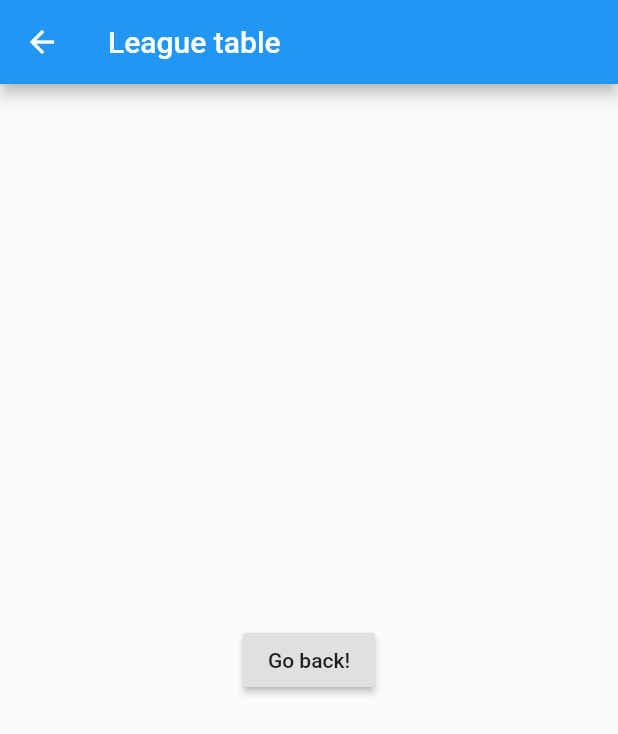
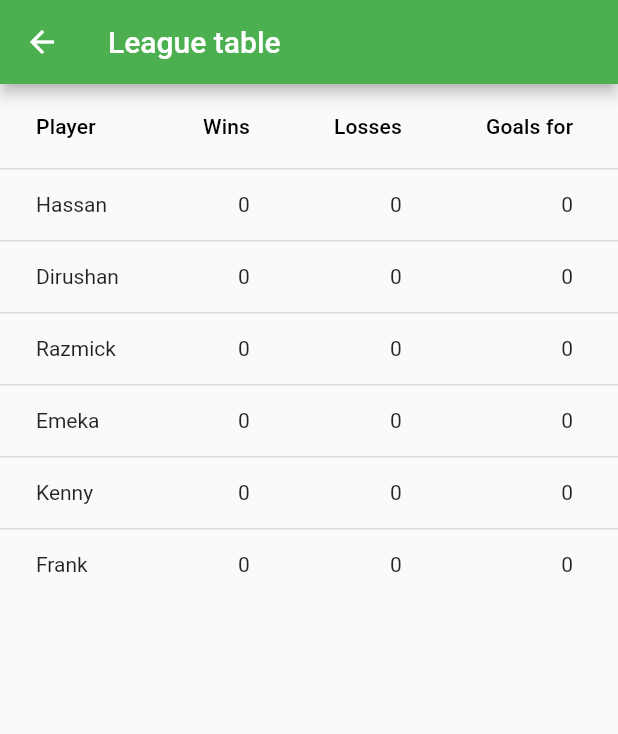
Before and after one commit to frankyang289/tablefootball_league, a Flutter app: the screen it shows after launch, after a tap on "League table", on a phone screen of 412 x 824 dp. Shown: the top 734 px of the screen. Run offline on Flutter 3.47's test engine with Material 2 defaults, Android fonts, the phone set to English and light mode, and no system bars.

Commit message:
added table

```diff
--- a/lib/home_page.dart
+++ b/lib/home_page.dart
@@ -54,7 +54,7 @@ class MyHome extends StatelessWidget {
             textColor: Colors.white,
             onPressed: () {
               Navigator.push(context,
-                  MaterialPageRoute(builder: (context) => LeagueTablePage()));
+                  MaterialPageRoute(builder: (context) => LeagueTable()));
             },
           ),
         ],
--- a/lib/league_table.dart
+++ b/lib/league_table.dart
@@ -1,20 +1,86 @@
 import 'package:flutter/material.dart';
+import 'user.dart';
 
-class LeagueTablePage extends StatelessWidget {
+class LeagueTable extends StatefulWidget {
+  LeagueTable({Key key}) : super(key: key);
+
+  @override
+  _LeagueTablePageState createState() => new _LeagueTablePageState();
+}
+
+class _LeagueTablePageState extends State<LeagueTable> {
+  List<User> users;
+  bool sort;
+
+  @override
+  void initState(){
+    sort = false;
+    users = User.getUsers();
+    super.initState();
+  }
+
   @override
   Widget build(BuildContext context) {
+    Widget tableSection = new SingleChildScrollView(
+      scrollDirection: Axis.horizontal,
+      child: DataTable(
+        columns: [
+          DataColumn(
+            label: Text("Player"),
+            numeric: false,
+            tooltip: "This is the player name"
+          ),
+          DataColumn(
+            label: Text("Wins"),
+            numeric: true,
+            tooltip: "This is the player name"
+          ),
+          DataColumn(
+            label: Text("Losses"),
+            numeric: true,
+            tooltip: "This is the player name"
+          ),
+          DataColumn(
+            label: Text("Goals for"),
+            numeric: true,
+            tooltip: "This is the player name"
+          ),
+          DataColumn(
+            label: Text("Goals against"),
+            numeric: true,
+            tooltip: "This is the player name"
+          ),
+          DataColumn(
+            label: Text("Points"),
+            numeric: true,
+            tooltip: "This is the player name",
+            ),
+        ],
+        rows: users.map(
+          (users) => DataRow(
+            cells: [
+              DataCell(Text(users.playerName)),
+              DataCell(Text(users.wins.toString())),
+              DataCell(Text(users.losses.toString())),
+              DataCell(Text(users.goalsFor.toString())),
+              DataCell(Text(users.goalsAgainst.toString())),
+              DataCell(Text(users.points.toString())),
+            ]
+          )
+        ).toList()
+      ),
+    );
+
     return Scaffold(
-      appBar: AppBar(
-        title: Text("League table"),
-      ),
-      body: Center(
-        child: RaisedButton(
-          onPressed: () {
-            Navigator.pop(context);
-          },
-          child: Text('Go back!'),
+        appBar: AppBar(
+          title: Text("League table"),
+          backgroundColor: Colors.green,
         ),
-      ),
+        body: ListView(
+          children: [
+              tableSection
+          ],
+        ),
     );
   }
 }
--- a/lib/record_scores.dart
+++ b/lib/record_scores.dart
@@ -10,13 +10,11 @@ class LogMatchPage extends StatefulWidget {
 
 class _LogMatchPageState extends State<LogMatchPage> {
   List<User> users;
-  bool sort;
   List<DropdownMenuItem<String>> _dropDownMenuItems;
   String _currentPlayers;
 
   @override
   void initState() {
-    sort = false;
     users = User.getUsers();
     _dropDownMenuItems = getDropDownMenuItems();
     _currentPlayers = _dropDownMenuItems[0].value;
@@ -77,6 +75,6 @@ class _LogMatchPageState extends State<LogMatchPage> {
             dropDownSection,
             dropDownSection2],
         ),
-      );
+    );
   }
 }
--- a/lib/user.dart
+++ b/lib/user.dart
@@ -10,10 +10,10 @@ class User {
 
   static List<User> getUsers(){
     return <User>[
-      User(playerName: "Hassan", wins: 0, losses: 0, goalsFor: 0, goalsAgainst: 0, points: 0),
+      User(playerName: "Hassan", wins: 0, losses: 0, goalsFor: 0, goalsAgainst: 0, points: 3),
       User(playerName: "Dirushan", wins: 0, losses: 0, goalsFor: 0, goalsAgainst: 0, points: 0),
       User(playerName: "Razmick", wins: 0, losses: 0, goalsFor: 0, goalsAgainst: 0, points: 0),
-      User(playerName: "Emeka", wins: 0, losses: 0, goalsFor: 0, goalsAgainst: 0, points: 0),
+      User(playerName: "Emeka", wins: 0, losses: 0, goalsFor: 0, goalsAgainst: 0, points: 6),
       User(playerName: "Kenny", wins: 0, losses: 0, goalsFor: 0, goalsAgainst: 0, points: 0),
       User(playerName: "Frank", wins: 0, losses: 0, goalsFor: 0, goalsAgainst: 0, points: 0),
     ];
```
